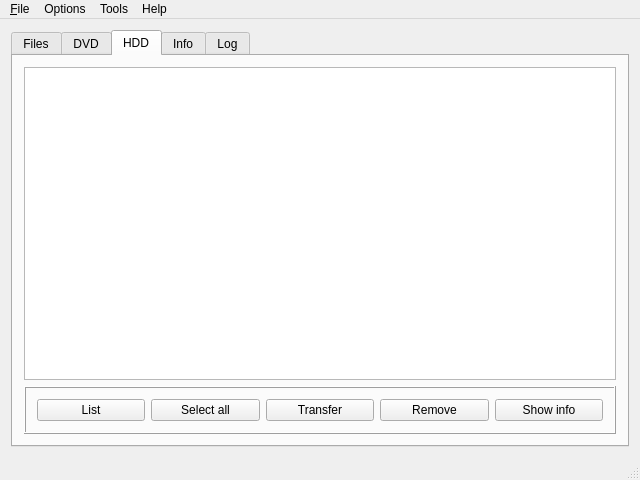
This is resources/ui/wiibafu.ui in evertonstz/wiibafu as Qt 5 draws it before an edit. The edited form follows.
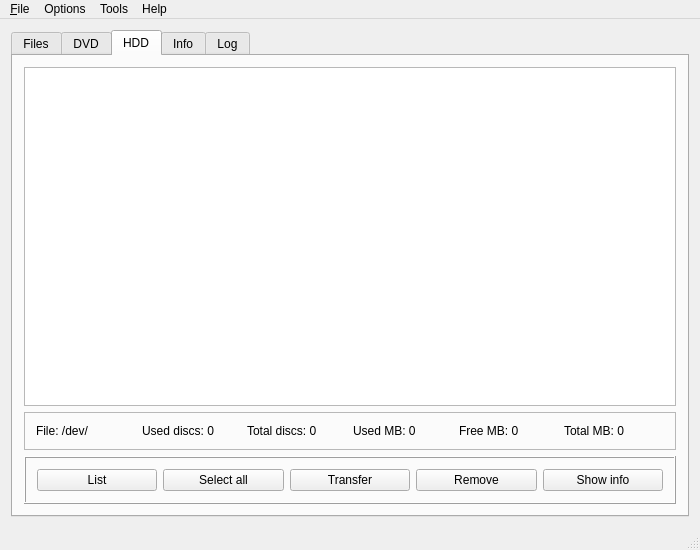
This is the edited form. The open tabs and pages were chosen to show the change. Icons and pictures are not drawn.

Patch:
```diff
--- a/resources/ui/wiibafu.ui
+++ b/resources/ui/wiibafu.ui
@@ -6,8 +6,8 @@
    <rect>
     <x>0</x>
     <y>0</y>
-    <width>640</width>
-    <height>480</height>
+    <width>700</width>
+    <height>550</height>
    </rect>
   </property>
   <property name="sizePolicy">
@@ -159,6 +159,60 @@
         <item>
          <widget class="QTableView" name="tableView_HDD"/>
         </item>
+        <item>
+         <widget class="QFrame" name="frame_4">
+          <property name="frameShape">
+           <enum>QFrame::StyledPanel</enum>
+          </property>
+          <property name="frameShadow">
+           <enum>QFrame::Sunken</enum>
+          </property>
+          <layout class="QHBoxLayout" name="horizontalLayout_15">
+           <item>
+            <widget class="QLabel" name="label_HDD_File">
+             <property name="text">
+              <string>File: /dev/</string>
+             </property>
+            </widget>
+           </item>
+           <item>
+            <widget class="QLabel" name="label_HDD_UsedDiscs">
+             <property name="text">
+              <string>Used discs: 0</string>
+             </property>
+            </widget>
+           </item>
+           <item>
+            <widget class="QLabel" name="label_HDD_TotalDiscs">
+             <property name="text">
+              <string>Total discs: 0</string>
+             </property>
+            </widget>
+           </item>
+           <item>
+            <widget class="QLabel" name="label_HDD_UsedMB">
+             <property name="text">
+              <string>Used MB: 0</string>
+             </property>
+            </widget>
+           </item>
+           <item>
+            <widget class="QLabel" name="label_HDD_FreeMB">
+             <property name="text">
+              <string>Free MB: 0</string>
+             </property>
+            </widget>
+           </item>
+           <item>
+            <widget class="QLabel" name="label_HDD_TotalMB">
+             <property name="text">
+              <string>Total MB: 0</string>
+             </property>
+            </widget>
+           </item>
+          </layout>
+         </widget>
+        </item>
         <item>
          <widget class="QFrame" name="frame_HDD">
           <property name="minimumSize">
@@ -595,7 +649,7 @@
     <rect>
      <x>0</x>
      <y>0</y>
-     <width>640</width>
+     <width>700</width>
      <height>21</height>
     </rect>
    </property>
```
Left out of the diff: 38 changed lines with no effect on the pictures.
